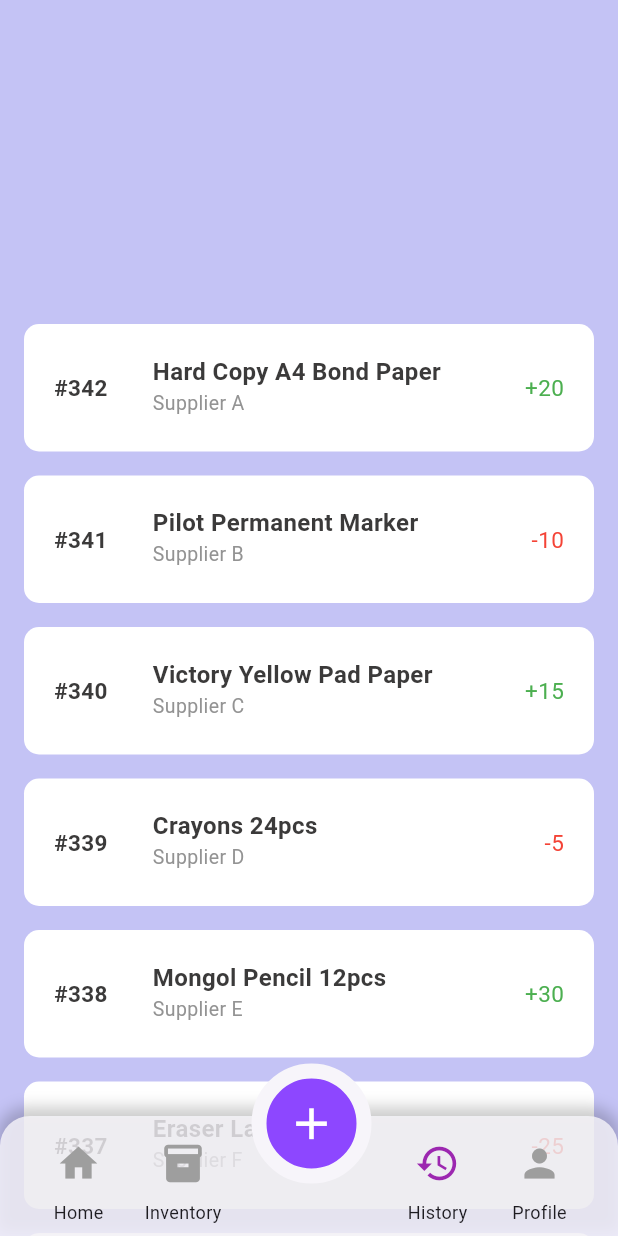
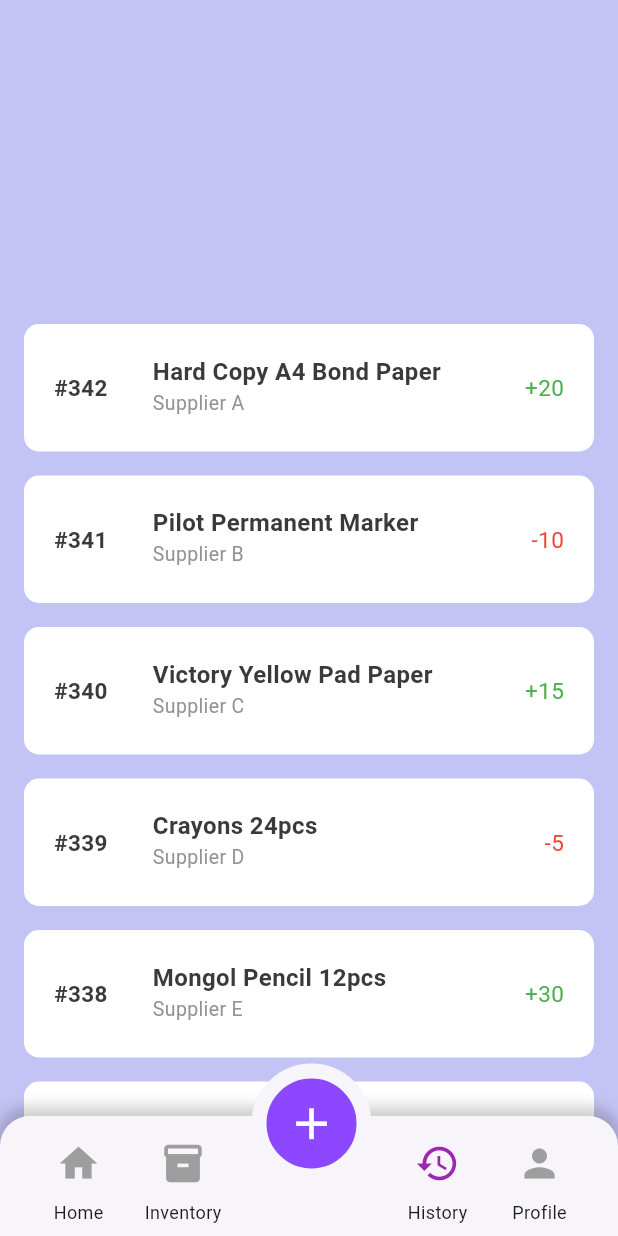
Before and after one commit to RandelYumul/sKEEP, a Flutter app: the HistoryPage screen opened directly, on a phone screen of 412 x 824 dp. Run offline on Flutter 3.47's test engine with Material 3 defaults, Android fonts, the phone set to English and light mode, and no system bars.

Commit message:
fix: Remove bottom navigation bar translucency
- Removed 0.8 opacity from bottom navigation bar to make it fully opaque

```diff
--- a/skeep/lib/pages/widgets/bottom_nav.dart
+++ b/skeep/lib/pages/widgets/bottom_nav.dart
@@ -18,7 +18,7 @@
     return Container(
       height: 80,
       decoration: BoxDecoration(
-        color: const Color(0xFFF7F5FA).withOpacity(0.8),
+        color: const Color(0xFFF7F5FA),
         borderRadius: const BorderRadius.only(
           topLeft: Radius.circular(20),
           topRight: Radius.circular(20),
```
